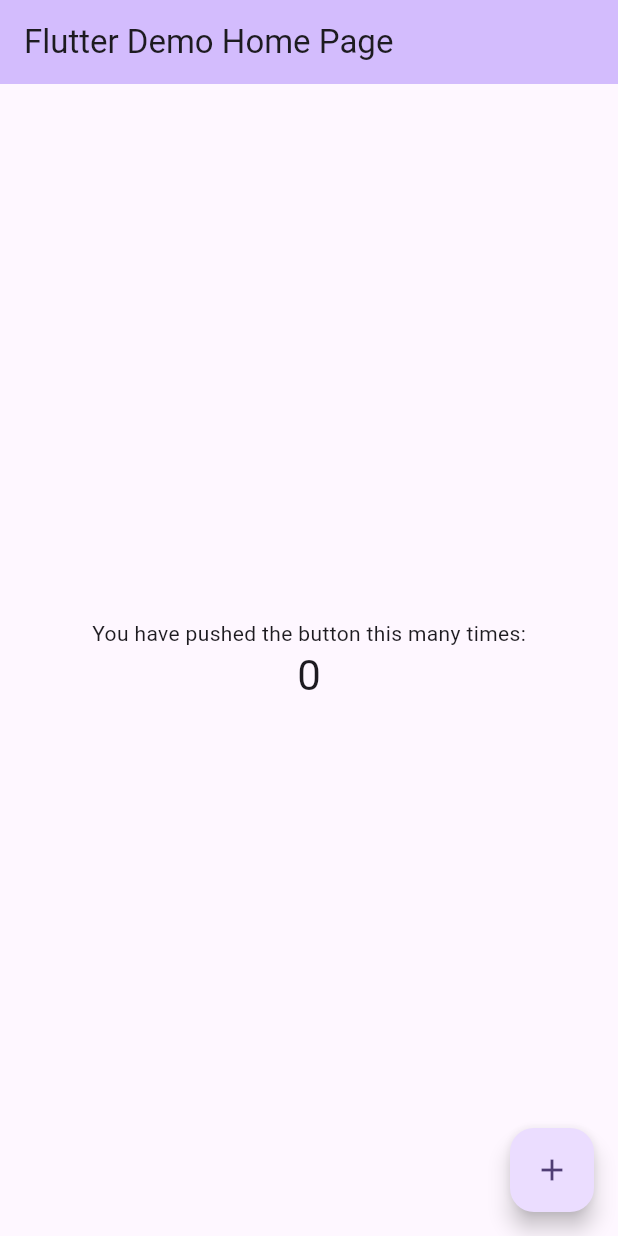
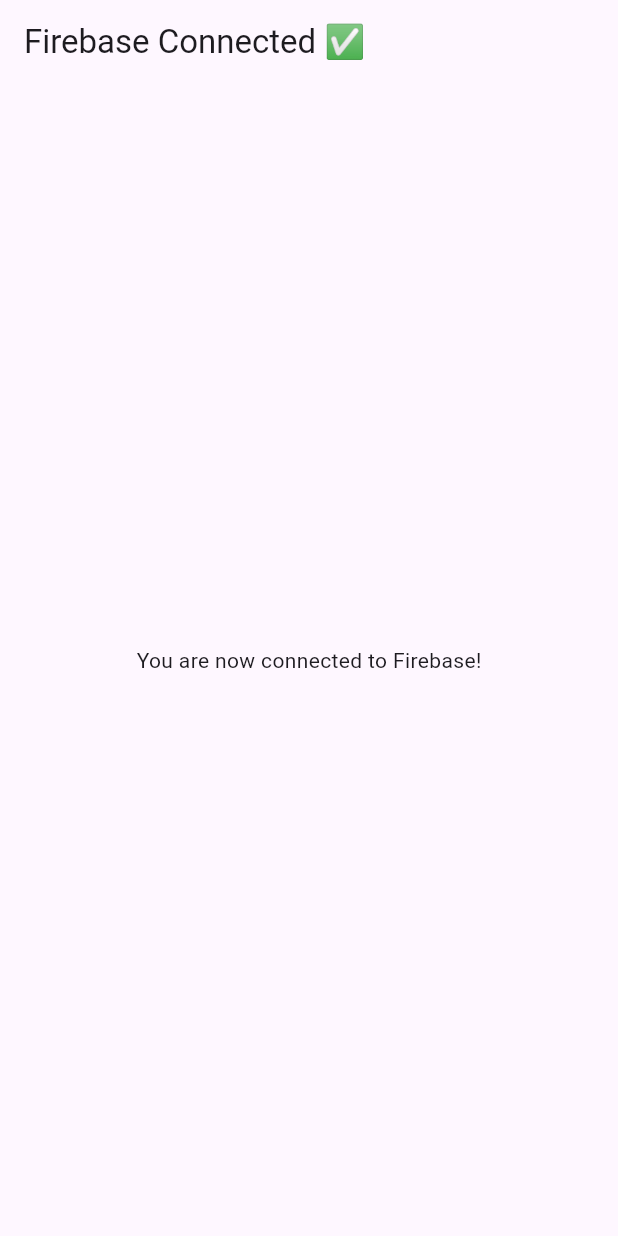
Before and after one commit to alejandronava562/flutter_firebase_bootstrap, a Flutter app: the screen it shows after launch, on a phone screen of 412 x 824 dp. Run offline on Flutter 3.47's test engine with Material 3 defaults, Android fonts, the phone set to English and light mode, and no system bars; our stand-ins replace firebase_core; accounts and stored records are empty.

Commit message:
working with emulator

```diff
--- a/lib/main.dart
+++ b/lib/main.dart
@@ -1,122 +1,35 @@
 import 'package:flutter/material.dart';
+import 'package:firebase_core/firebase_core.dart';
+import 'firebase_options.dart';
 
-void main() {
+void main() async {
+  WidgetsFlutterBinding.ensureInitialized();
+  await Firebase.initializeApp(options: DefaultFirebaseOptions.currentPlatform);
+
   runApp(const MyApp());
 }
 
 class MyApp extends StatelessWidget {
   const MyApp({super.key});
 
-  // This widget is the root of your application.
   @override
   Widget build(BuildContext context) {
     return MaterialApp(
-      title: 'Flutter Demo',
-      theme: ThemeData(
-        // This is the theme of your application.
-        //
-        // TRY THIS: Try running your application with "flutter run". You'll see
-        // the application has a purple toolbar. Then, without quitting the app,
-        // try changing the seedColor in the colorScheme below to Colors.green
-        // and then invoke "hot reload" (save your changes or press the "hot
-        // reload" button in a Flutter-supported IDE, or press "r" if you used
-        // the command line to start the app).
-        //
-        // Notice that the counter didn't reset back to zero; the application
-        // state is not lost during the reload. To reset the state, use hot
-        // restart instead.
-        //
-        // This works for code too, not just values: Most code changes can be
-        // tested with just a hot reload.
-        colorScheme: ColorScheme.fromSeed(seedColor: Colors.deepPurple),
-      ),
-      home: const MyHomePage(title: 'Flutter Demo Home Page'),
+      title: 'Flutter Firebase App',
+      theme: ThemeData(primarySwatch: Colors.blue),
+      home: const HomePage(),
     );
   }
 }
 
-class MyHomePage extends StatefulWidget {
-  const MyHomePage({super.key, required this.title});
-
-  // This widget is the home page of your application. It is stateful, meaning
-  // that it has a State object (defined below) that contains fields that affect
-  // how it looks.
-
-  // This class is the configuration for the state. It holds the values (in this
-  // case the title) provided by the parent (in this case the App widget) and
-  // used by the build method of the State. Fields in a Widget subclass are
-  // always marked "final".
-
-  final String title;
-
-  @override
-  State<MyHomePage> createState() => _MyHomePageState();
-}
-
-class _MyHomePageState extends State<MyHomePage> {
-  int _counter = 0;
-
-  void _incrementCounter() {
-    setState(() {
-      // This call to setState tells the Flutter framework that something has
-      // changed in this State, which causes it to rerun the build method below
-      // so that the display can reflect the updated values. If we changed
-      // _counter without calling setState(), then the build method would not be
-      // called again, and so nothing would appear to happen.
-      _counter++;
-    });
-  }
+class HomePage extends StatelessWidget {
+  const HomePage({super.key});
 
   @override
   Widget build(BuildContext context) {
-    // This method is rerun every time setState is called, for instance as done
-    // by the _incrementCounter method above.
-    //
-    // The Flutter framework has been optimized to make rerunning build methods
-    // fast, so that you can just rebuild anything that needs updating rather
-    // than having to individually change instances of widgets.
     return Scaffold(
-      appBar: AppBar(
-        // TRY THIS: Try changing the color here to a specific color (to
-        // Colors.amber, perhaps?) and trigger a hot reload to see the AppBar
-        // change color while the other colors stay the same.
-        backgroundColor: Theme.of(context).colorScheme.inversePrimary,
-        // Here we take the value from the MyHomePage object that was created by
-        // the App.build method, and use it to set our appbar title.
-        title: Text(widget.title),
-      ),
-      body: Center(
-        // Center is a layout widget. It takes a single child and positions it
-        // in the middle of the parent.
-        child: Column(
-          // Column is also a layout widget. It takes a list of children and
-          // arranges them vertically. By default, it sizes itself to fit its
-          // children horizontally, and tries to be as tall as its parent.
-          //
-          // Column has various properties to control how it sizes itself and
-          // how it positions its children. Here we use mainAxisAlignment to
-          // center the children vertically; the main axis here is the vertical
-          // axis because Columns are vertical (the cross axis would be
-          // horizontal).
-          //
-          // TRY THIS: Invoke "debug painting" (choose the "Toggle Debug Paint"
-          // action in the IDE, or press "p" in the console), to see the
-          // wireframe for each widget.
-          mainAxisAlignment: MainAxisAlignment.center,
-          children: <Widget>[
-            const Text('You have pushed the button this many times:'),
-            Text(
-              '$_counter',
-              style: Theme.of(context).textTheme.headlineMedium,
-            ),
-          ],
-        ),
-      ),
-      floatingActionButton: FloatingActionButton(
-        onPressed: _incrementCounter,
-        tooltip: 'Increment',
-        child: const Icon(Icons.add),
-      ), // This trailing comma makes auto-formatting nicer for build methods.
+      appBar: AppBar(title: const Text('Firebase Connected ✅')),
+      body: const Center(child: Text('You are now connected to Firebase!')),
     );
   }
 }
```
Also changed, not shown: 4 other files.
